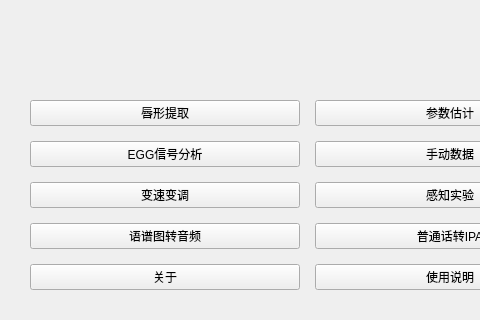
The window that views/ui_mainwindow.ui (Nephelium/PhoneticToolbox) describes before a commit, drawn with Qt 5; both pictures show x 0 to 480 and y 380 to 700 of the 900 by 700 pixel window.
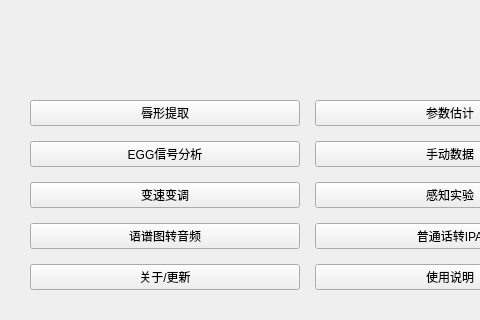
The same window after the commit.

Diff of the .ui file:
```diff
--- a/views/ui_mainwindow.ui
+++ b/views/ui_mainwindow.ui
@@ -133,7 +133,7 @@
     <item row="5" column="0">
      <widget class="QPushButton" name="buttonAbout">
       <property name="text">
-       <string>关于</string>
+       <string>关于/更新</string>
       </property>
      </widget>
     </item>
```
